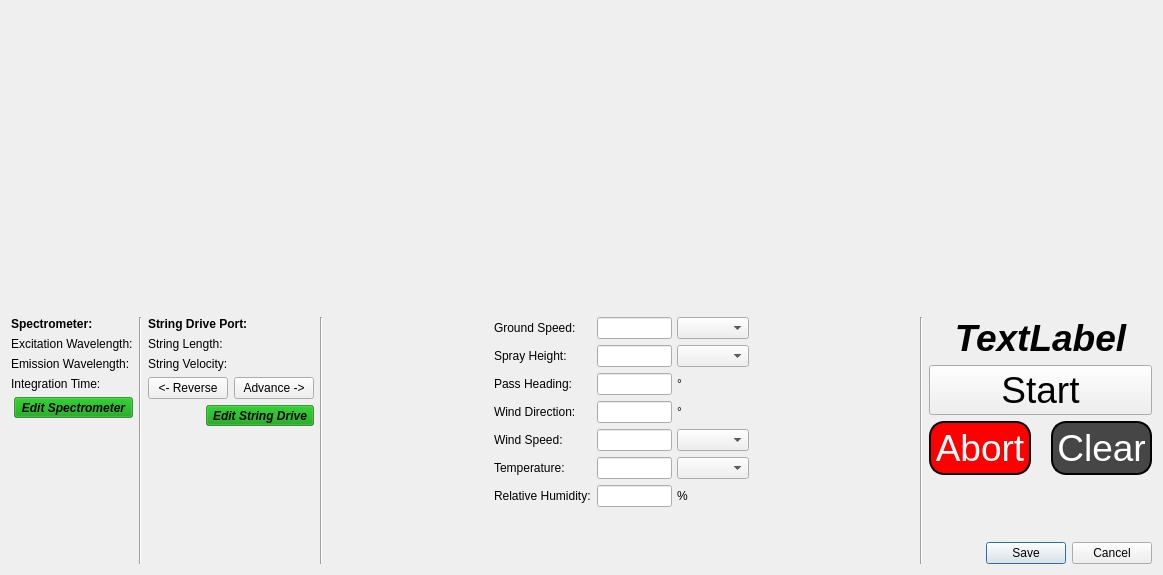
The window that accupatt/windows/ui/readString.ui (gill14/AccuPatt) describes before a commit, drawn with Qt 5.
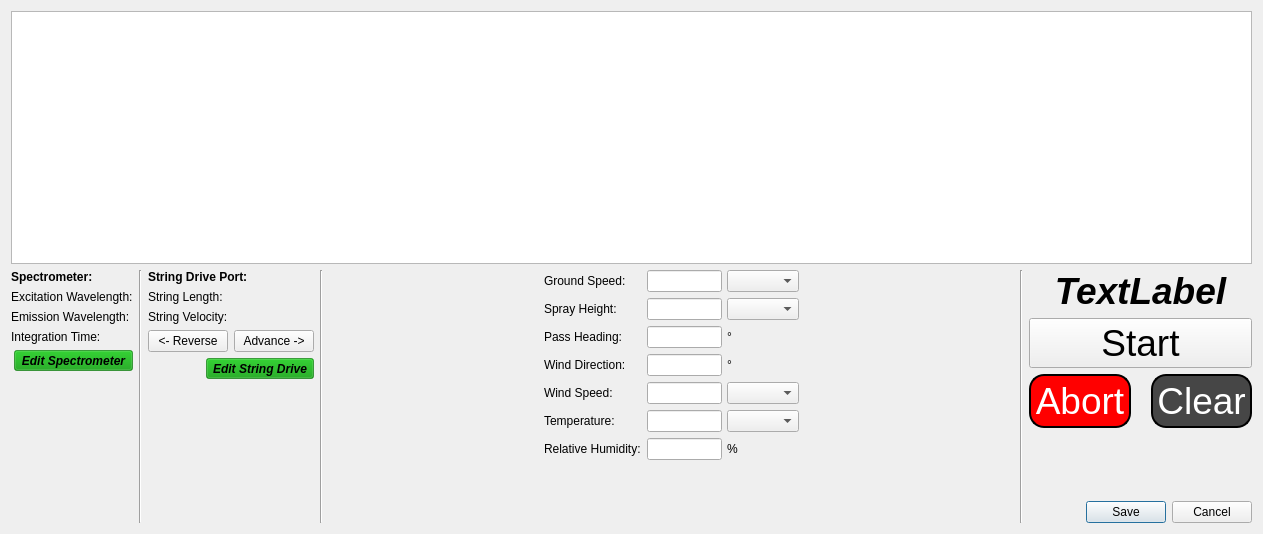
The same window after the commit. Icons and pictures are not drawn. Custom widgets are drawn as their Qt base class.

The edit to the form file:
```diff
--- a/accupatt/windows/ui/readString.ui
+++ b/accupatt/windows/ui/readString.ui
@@ -6,8 +6,8 @@
    <rect>
     <x>0</x>
     <y>0</y>
-    <width>1163</width>
-    <height>575</height>
+    <width>1263</width>
+    <height>534</height>
    </rect>
   </property>
   <property name="windowTitle">
@@ -18,14 +18,7 @@
   </property>
   <layout class="QVBoxLayout" name="verticalLayout_4">
    <item>
-    <widget class="PyQtPlotWidget" name="plotWidget" native="true">
-     <property name="minimumSize">
-      <size>
-       <width>0</width>
-       <height>300</height>
-      </size>
-     </property>
-    </widget>
+    <widget class="PlotWidget" name="plotWidget"/>
    </item>
    <item>
     <layout class="QHBoxLayout" name="horizontalLayout_3">
@@ -815,10 +808,9 @@
  </widget>
  <customwidgets>
   <customwidget>
-   <class>PyQtPlotWidget</class>
-   <extends>QWidget</extends>
-   <header>accupatt/windows/widgets/pyqtplotwidget.h</header>
-   <container>1</container>
+   <class>PlotWidget</class>
+   <extends>QGraphicsView</extends>
+   <header>pyqtgraph</header>
   </customwidget>
  </customwidgets>
  <resources/>
```
